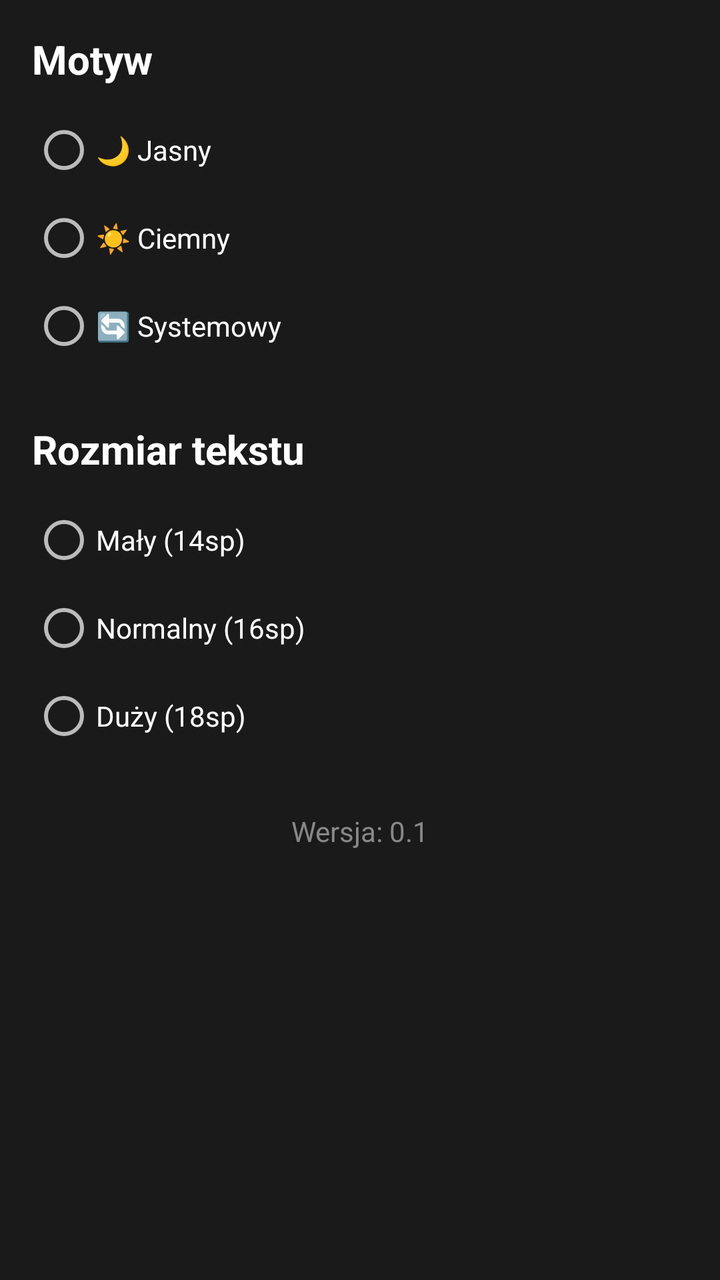
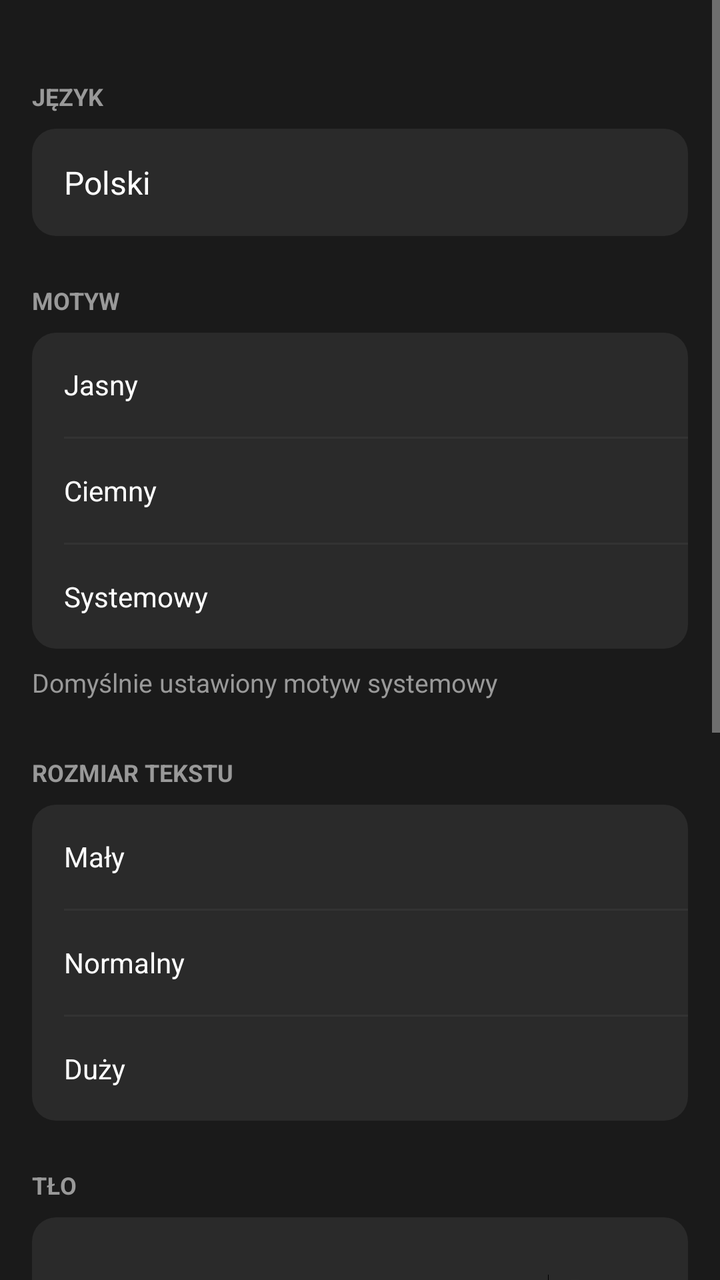

The first picture is an Android layout as it rendered before a commit; the second is the same layout after the commit. The layout source and the unified diff follow.
<!-- AndroidManifest.xml: application theme Theme.MarkaLista -->
<!-- res/layout/activity_settings.xml -->
<?xml version="1.0" encoding="utf-8"?>
<LinearLayout xmlns:android="http://schemas.android.com/apk/res/android"
    android:layout_width="match_parent"
    android:layout_height="match_parent"
    android:orientation="vertical"
    android:padding="16dp"
    android:background="#1a1a1a">

    <TextView
        android:layout_width="match_parent"
        android:layout_height="wrap_content"
        android:text="Motyw"
        android:textColor="#FFFFFF"
        android:textSize="20sp"
        android:textStyle="bold"
        android:layout_marginBottom="16dp" />

    <RadioGroup
        android:id="@+id/themeGroup"
        android:layout_width="match_parent"
        android:layout_height="wrap_content"
        android:orientation="vertical">

        <RadioButton
            android:id="@+id/themeLight"
            android:layout_width="match_parent"
            android:layout_height="wrap_content"
            android:text="🌙 Jasny"
            android:textColor="#FFFFFF"
            android:layout_marginBottom="12dp" />

        <RadioButton
            android:id="@+id/themeDark"
            android:layout_width="match_parent"
            android:layout_height="wrap_content"
            android:text="☀️ Ciemny"
            android:textColor="#FFFFFF"
            android:layout_marginBottom="12dp" />

        <RadioButton
            android:id="@+id/themeSystem"
            android:layout_width="match_parent"
            android:layout_height="wrap_content"
            android:text="🔄 Systemowy"
            android:textColor="#FFFFFF" />

    </RadioGroup>

    <TextView
        android:layout_width="match_parent"
        android:layout_height="wrap_content"
        android:text="Rozmiar tekstu"
        android:textColor="#FFFFFF"
        android:textSize="20sp"
        android:textStyle="bold"
        android:layout_marginTop="32dp"
        android:layout_marginBottom="16dp" />

    <RadioGroup
        android:id="@+id/textSizeGroup"
        android:layout_width="match_parent"
        android:layout_height="wrap_content"
        android:orientation="vertical">

        <RadioButton
            android:id="@+id/textSmall"
            android:layout_width="match_parent"
            android:layout_height="wrap_content"
            android:text="Mały (14sp)"
            android:textColor="#FFFFFF"
            android:layout_marginBottom="12dp" />

        <RadioButton
            android:id="@+id/textNormal"
            android:layout_width="match_parent"
            android:layout_height="wrap_content"
            android:text="Normalny (16sp)"
            android:textColor="#FFFFFF"
            android:layout_marginBottom="12dp" />

        <RadioButton
            android:id="@+id/textLarge"
            android:layout_width="match_parent"
            android:layout_height="wrap_content"
            android:text="Duży (18sp)"
            android:textColor="#FFFFFF" />

    </RadioGroup>

    <TextView
        android:layout_width="match_parent"
        android:layout_height="wrap_content"
        android:text="Wersja: 0.1"
        android:textColor="#888888"
        android:textSize="14sp"
        android:layout_marginTop="32dp"
        android:gravity="center" />

</LinearLayout>
<!-- resources referenced by this layout -->
<resources>
  <style name="Theme.MarkaLista" parent="Theme.AppCompat.NoActionBar">
          <item name="colorPrimary">@color/black</item>
          <item name="colorPrimaryDark">@color/black</item>
          <item name="colorAccent">@color/red</item>
      </style>
  <color name="black">#1a1a1a</color>
  <color name="red">#FF0000</color>
</resources>

<!-- the commit's change to res/layout/activity_settings.xml (unified diff, before → after) -->
@@ -1,99 +1,425 @@
 <?xml version="1.0" encoding="utf-8"?>
-<LinearLayout xmlns:android="http://schemas.android.com/apk/res/android"
+<ScrollView xmlns:android="http://schemas.android.com/apk/res/android"
     android:layout_width="match_parent"
     android:layout_height="match_parent"
-    android:orientation="vertical"
-    android:padding="16dp"
     android:background="#1a1a1a">
 
-    <TextView
+    <LinearLayout
         android:layout_width="match_parent"
         android:layout_height="wrap_content"
-        android:text="Motyw"
-        android:textColor="#FFFFFF"
-        android:textSize="20sp"
-        android:textStyle="bold"
-        android:layout_marginBottom="16dp" />
-
-    <RadioGroup
-        android:id="@+id/themeGroup"
-        android:layout_width="match_parent"
-        android:layout_height="wrap_content"
-        android:orientation="vertical">
-
-        <RadioButton
-            android:id="@+id/themeLight"
-            android:layout_width="match_parent"
-            android:layout_height="wrap_content"
-            android:text="🌙 Jasny"
-            android:textColor="#FFFFFF"
-            android:layout_marginBottom="12dp" />
-
-        <RadioButton
-            android:id="@+id/themeDark"
-            android:layout_width="match_parent"
-            android:layout_height="wrap_content"
-            android:text="☀️ Ciemny"
-            android:textColor="#FFFFFF"
-            android:layout_marginBottom="12dp" />
-
-        <RadioButton
-            android:id="@+id/themeSystem"
-            android:layout_width="match_parent"
-            android:layout_height="wrap_content"
-            android:text="🔄 Systemowy"
-            android:textColor="#FFFFFF" />
-
-    </RadioGroup>
-
-    <TextView
-        android:layout_width="match_parent"
-        android:layout_height="wrap_content"
-        android:text="Rozmiar tekstu"
-        android:textColor="#FFFFFF"
-        android:textSize="20sp"
-        android:textStyle="bold"
-        android:layout_marginTop="32dp"
-        android:layout_marginBottom="16dp" />
-
-    <RadioGroup
-        android:id="@+id/textSizeGroup"
-        android:layout_width="match_parent"
-        android:layout_height="wrap_content"
-        android:orientation="vertical">
-
-        <RadioButton
-            android:id="@+id/textSmall"
-            android:layout_width="match_parent"
-            android:layout_height="wrap_content"
-            android:text="Mały (14sp)"
-            android:textColor="#FFFFFF"
-            android:layout_marginBottom="12dp" />
-
-        <RadioButton
-            android:id="@+id/textNormal"
-            android:layout_width="match_parent"
-            android:layout_height="wrap_content"
-            android:text="Normalny (16sp)"
-            android:textColor="#FFFFFF"
-            android:layout_marginBottom="12dp" />
-
-        <RadioButton
-            android:id="@+id/textLarge"
-            android:layout_width="match_parent"
-            android:layout_height="wrap_content"
-            android:text="Duży (18sp)"
-            android:textColor="#FFFFFF" />
-
-    </RadioGroup>
-
-    <TextView
-        android:layout_width="match_parent"
-        android:layout_height="wrap_content"
-        android:text="Wersja: 0.1"
-        android:textColor="#888888"
-        android:textSize="14sp"
-        android:layout_marginTop="32dp"
-        android:gravity="center" />
-
-</LinearLayout>
+        android:orientation="vertical"
+        android:paddingTop="16dp"
+        android:paddingBottom="32dp">
+
+        
+        <TextView
+            android:layout_width="match_parent"
+            android:layout_height="wrap_content"
+            android:text="JĘZYK"
+            android:textColor="#999999"
+            android:textSize="12sp"
+            android:textStyle="bold"
+            android:paddingLeft="16dp"
+            android:paddingRight="16dp"
+            android:paddingTop="24dp"
+            android:paddingBottom="8dp" />
+
+        <FrameLayout
+            android:layout_width="match_parent"
+            android:layout_height="wrap_content"
+            android:layout_marginLeft="16dp"
+            android:layout_marginRight="16dp"
+            android:background="@drawable/card_background"
+            android:padding="16dp">
+            <TextView
+                android:layout_width="match_parent"
+                android:layout_height="wrap_content"
+                android:text="Polski"
+                android:textColor="#FFFFFF"
+                android:textSize="16sp" />
+        </FrameLayout>
+
+        
+        <TextView
+            android:layout_width="match_parent"
+            android:layout_height="wrap_content"
+            android:text="MOTYW"
+            android:textColor="#999999"
+            android:textSize="12sp"
+            android:textStyle="bold"
+            android:paddingLeft="16dp"
+            android:paddingRight="16dp"
+            android:paddingTop="24dp"
+            android:paddingBottom="8dp" />
+
+        <LinearLayout
+            android:layout_width="match_parent"
+            android:layout_height="wrap_content"
+            android:layout_marginLeft="16dp"
+            android:layout_marginRight="16dp"
+            android:orientation="vertical"
+            android:background="@drawable/card_background">
+
+            <RadioGroup
+                android:id="@+id/themeGroup"
+                android:layout_width="match_parent"
+                android:layout_height="wrap_content"
+                android:orientation="vertical">
+
+                <RadioButton
+                    android:id="@+id/themeLight"
+                    android:layout_width="match_parent"
+                    android:layout_height="52dp"
+                    android:text="Jasny"
+                    android:textColor="#FFFFFF"
+                    android:gravity="center_vertical"
+                    android:paddingLeft="16dp"
+                    android:paddingRight="16dp"
+                    android:button="@null"
+                    android:drawableEnd="?attr/listChoiceIndicatorMultiple" />
+
+                <View
+                    android:layout_width="match_parent"
+                    android:layout_height="1dp"
+                    android:layout_marginLeft="16dp"
+                    android:background="#333333" />
+
+                <RadioButton
+                    android:id="@+id/themeDark"
+                    android:layout_width="match_parent"
+                    android:layout_height="52dp"
+                    android:text="Ciemny"
+                    android:textColor="#FFFFFF"
+                    android:gravity="center_vertical"
+                    android:paddingLeft="16dp"
+                    android:paddingRight="16dp"
+                    android:button="@null"
+                    android:drawableEnd="?attr/listChoiceIndicatorMultiple" />
+
+                <View
+                    android:layout_width="match_parent"
+                    android:layout_height="1dp"
+                    android:layout_marginLeft="16dp"
+                    android:background="#333333" />
+
+                <RadioButton
+                    android:id="@+id/themeSystem"
+                    android:layout_width="match_parent"
+                    android:layout_height="52dp"
+                    android:text="Systemowy"
+                    android:textColor="#FFFFFF"
+                    android:gravity="center_vertical"
+                    android:paddingLeft="16dp"
+                    android:paddingRight="16dp"
+                    android:button="@null"
+                    android:drawableEnd="?attr/listChoiceIndicatorMultiple" />
+            </RadioGroup>
+        </LinearLayout>
+
+        <TextView
+            android:layout_width="match_parent"
+            android:layout_height="wrap_content"
+            android:text="Domyślnie ustawiony motyw systemowy"
+            android:textColor="#999999"
+            android:textSize="13sp"
+            android:paddingLeft="16dp"
+            android:paddingRight="16dp"
+            android:paddingTop="8dp"
+            android:layout_marginBottom="4dp" />
+
+        
+        <TextView
+            android:layout_width="match_parent"
+            android:layout_height="wrap_content"
+            android:text="ROZMIAR TEKSTU"
+            android:textColor="#999999"
+            android:textSize="12sp"
+            android:textStyle="bold"
+            android:paddingLeft="16dp"
+            android:paddingRight="16dp"
+            android:paddingTop="24dp"
+            android:paddingBottom="8dp" />
+
+        <LinearLayout
+            android:layout_width="match_parent"
+            android:layout_height="wrap_content"
+            android:layout_marginLeft="16dp"
+            android:layout_marginRight="16dp"
+            android:orientation="vertical"
+            android:background="@drawable/card_background">
+
+            <RadioGroup
+                android:id="@+id/textSizeGroup"
+                android:layout_width="match_parent"
+                android:layout_height="wrap_content"
+                android:orientation="vertical">
+
+                <RadioButton
+                    android:id="@+id/textSmall"
+                    android:layout_width="match_parent"
+                    android:layout_height="52dp"
+                    android:text="Mały"
+                    android:textColor="#FFFFFF"
+                    android:gravity="center_vertical"
+                    android:paddingLeft="16dp"
+                    android:paddingRight="16dp"
+                    android:button="@null"
+                    android:drawableEnd="?attr/listChoiceIndicatorMultiple" />
+
+                <View
+                    android:layout_width="match_parent"
+                    android:layout_height="1dp"
+                    android:layout_marginLeft="16dp"
+                    android:background="#333333" />
+
+                <RadioButton
+                    android:id="@+id/textNormal"
+                    android:layout_width="match_parent"
+                    android:layout_height="52dp"
+                    android:text="Normalny"
+                    android:textColor="#FFFFFF"
+                    android:gravity="center_vertical"
+                    android:paddingLeft="16dp"
+                    android:paddingRight="16dp"
+                    android:button="@null"
+                    android:drawableEnd="?attr/listChoiceIndicatorMultiple" />
+
+                <View
+                    android:layout_width="match_parent"
+                    android:layout_height="1dp"
+                    android:layout_marginLeft="16dp"
+                    android:background="#333333" />
+
+                <RadioButton
+                    android:id="@+id/textLarge"
+                    android:layout_width="match_parent"
+                    android:layout_height="52dp"
+                    android:text="Duży"
+                    android:textColor="#FFFFFF"
+                    android:gravity="center_vertical"
+                    android:paddingLeft="16dp"
+                    android:paddingRight="16dp"
+                    android:button="@null"
+                    android:drawableEnd="?attr/listChoiceIndicatorMultiple" />
+            </RadioGroup>
+        </LinearLayout>
+
+        
+        <TextView
+            android:layout_width="match_parent"
+            android:layout_height="wrap_content"
+            android:text="TŁO"
+            android:textColor="#999999"
+            android:textSize="12sp"
+            android:textStyle="bold"
+            android:paddingLeft="16dp"
+            android:paddingRight="16dp"
+            android:paddingTop="24dp"
+            android:paddingBottom="8dp" />
+
+        <LinearLayout
+            android:layout_width="match_parent"
+            android:layout_height="wrap_content"
+            android:layout_marginLeft="16dp"
+            android:layout_marginRight="16dp"
+            android:orientation="vertical"
+            android:background="@drawable/card_background"
+            android:padding="16dp">
+
+            <LinearLayout
+                android:layout_width="match_parent"
+                android:layout_height="52dp"
+                android:orientation="horizontal"
+                android:gravity="center_vertical">
+
+                <TextView
+                    android:layout_width="0dp"
+                    android:layout_height="wrap_content"
+                    android:layout_weight="1"
+                    android:text="Tapeta"
+                    android:textColor="#FFFFFF"
+                    android:textSize="16sp" />
+
+                <Switch
+                    android:id="@+id/wallpaperSwitch"
+                    android:layout_width="wrap_content"
+                    android:layout_height="wrap_content" />
+            </LinearLayout>
+        </LinearLayout>
+
+        
+        <TextView
+            android:layout_width="match_parent"
+            android:layout_height="wrap_content"
+            android:text="LISTA"
+            android:textColor="#999999"
+            android:textSize="12sp"
+            android:textStyle="bold"
+            android:paddingLeft="16dp"
+            android:paddingRight="16dp"
+            android:paddingTop="24dp"
+            android:paddingBottom="8dp" />
+
+        <LinearLayout
+            android:layout_width="match_parent"
+            android:layout_height="wrap_content"
+            android:layout_marginLeft="16dp"
+            android:layout_marginRight="16dp"
+            android:orientation="vertical"
+            android:background="@drawable/card_background">
+
+            <LinearLayout
+                android:layout_width="match_parent"
+                android:layout_height="52dp"
+                android:orientation="horizontal"
+                android:gravity="center_vertical"
+                android:paddingLeft="16dp"
+                android:paddingRight="16dp">
+
+                <TextView
+                    android:layout_width="0dp"
+                    android:layout_height="wrap_content"
+                    android:layout_weight="1"
+                    android:text="Potwierdź czyszczenie"
+                    android:textColor="#FFFFFF"
+                    android:textSize="16sp" />
+
+                <Switch
+                    android:id="@+id/confirmClearSwitch"
+                    android:layout_width="wrap_content"
+                    android:layout_height="wrap_content" />
+            </LinearLayout>
+
+            <View
+                android:layout_width="match_parent"
+                android:layout_height="1dp"
+                android:layout_marginLeft="16dp"
+                android:background="#333333" />
+
+            <LinearLayout
+                android:layout_width="match_parent"
+                android:layout_height="52dp"
+                android:orientation="horizontal"
+                android:gravity="center_vertical"
+                android:paddingLeft="16dp"
+                android:paddingRight="16dp">
+
+                <TextView
+                    android:layout_width="0dp"
+                    android:layout_height="wrap_content"
+                    android:layout_weight="1"
+                    android:text="Potwierdź usuwanie"
+                    android:textColor="#FFFFFF"
+                    android:textSize="16sp" />
+
+                <Switch
+                    android:id="@+id/confirmDeleteSwitch"
+                    android:layout_width="wrap_content"
+                    android:layout_height="wrap_content" />
+            </LinearLayout>
+
+            <View
+                android:layout_width="match_parent"
+                android:layout_height="1dp"
+                android:layout_marginLeft="16dp"
+                android:background="#333333" />
+
+            <LinearLayout
+                android:layout_width="match_parent"
+                android:layout_height="52dp"
+                android:orientation="horizontal"
+                android:gravity="center_vertical"
+                android:paddingLeft="16dp"
+                android:paddingRight="16dp">
+
+                <TextView
+                    android:layout_width="0dp"
+                    android:layout_height="wrap_content"
+                    android:layout_weight="1"
+                    android:text="Włącz ekran"
+                    android:textColor="#FFFFFF"
+                    android:textSize="16sp" />
+
+                <Switch
+                    android:id="@+id/keepScreenOnSwitch"
+                    android:layout_width="wrap_content"
+                    android:layout_height="wrap_content" />
+            </LinearLayout>
+        </LinearLayout>
+
+        
+        <TextView
+            android:layout_width="match_parent"
+            android:layout_height="wrap_content"
+            android:text="O APLIKACJI"
+            android:textColor="#999999"
+            android:textSize="12sp"
+            android:textStyle="bold"
+            android:paddingLeft="16dp"
+            android:paddingRight="16dp"
+            android:paddingTop="24dp"
+            android:paddingBottom="8dp" />
+
+        <LinearLayout
+            android:layout_width="match_parent"
+            android:layout_height="wrap_content"
+            android:layout_marginLeft="16dp"
+            android:layout_marginRight="16dp"
+            android:orientation="vertical"
+            android:background="@drawable/card_background"
+            android:padding="16dp">
+
+            <LinearLayout
+                android:layout_width="match_parent"
+                android:layout_height="wrap_content"
+                android:orientation="vertical"
+                android:gravity="center_horizontal">
+
+                <TextView
+                    android:layout_width="wrap_content"
+                    android:layout_height="wrap_content"
+                    android:text="MarkaLista"
+                    android:textColor="#FFFFFF"
+                    android:textSize="22sp"
+                    android:textStyle="bold"
+                    android:layout_marginBottom="4dp" />
+
+                <TextView
+                    android:layout_width="wrap_content"
+                    android:layout_height="wrap_content"
+                    android:text="Shopping List"
+                    android:textColor="#999999"
+                    android:textSize="14sp" />
+            </LinearLayout>
+
+            <View
+                android:layout_width="match_parent"
+                android:layout_height="1dp"
+                android:layout_marginTop="16dp"
+                android:layout_marginBottom="16dp"
+                android:background="#333333" />
+
+            <LinearLayout
+                android:layout_width="match_parent"
+                android:layout_height="wrap_content"
+                android:orientation="horizontal">
+
+                <TextView
+                    android:layout_width="0dp"
+                    android:layout_height="wrap_content"
+                    android:layout_weight="1"
+                    android:text="Wersja"
+                    android:textColor="#FFFFFF"
+                    android:textSize="16sp" />
+
+                <TextView
+                    android:layout_width="wrap_content"
+                    android:layout_height="wrap_content"
+                    android:text="0.1-beta"
+                    android:textColor="#999999"
+                    android:textSize="16sp" />
+            </LinearLayout>
+        </LinearLayout>
+
+    </LinearLayout>
+</ScrollView>
<!-- resource entries referenced after the edit -->
@@ -1,5 +1,12 @@
 <!-- resources referenced by this layout -->
 <resources>
+  <!-- drawable card_background (drawable) -->
+  <?xml version="1.0" encoding="utf-8"?>
+  <shape xmlns:android="http://schemas.android.com/apk/res/android"
+      android:shape="rectangle">
+      <solid android:color="#2a2a2a" />
+      <corners android:radius="12dp" />
+  </shape>
   <style name="Theme.MarkaLista" parent="Theme.AppCompat.NoActionBar">
           <item name="colorPrimary">@color/black</item>
           <item name="colorPrimaryDark">@color/black</item>
